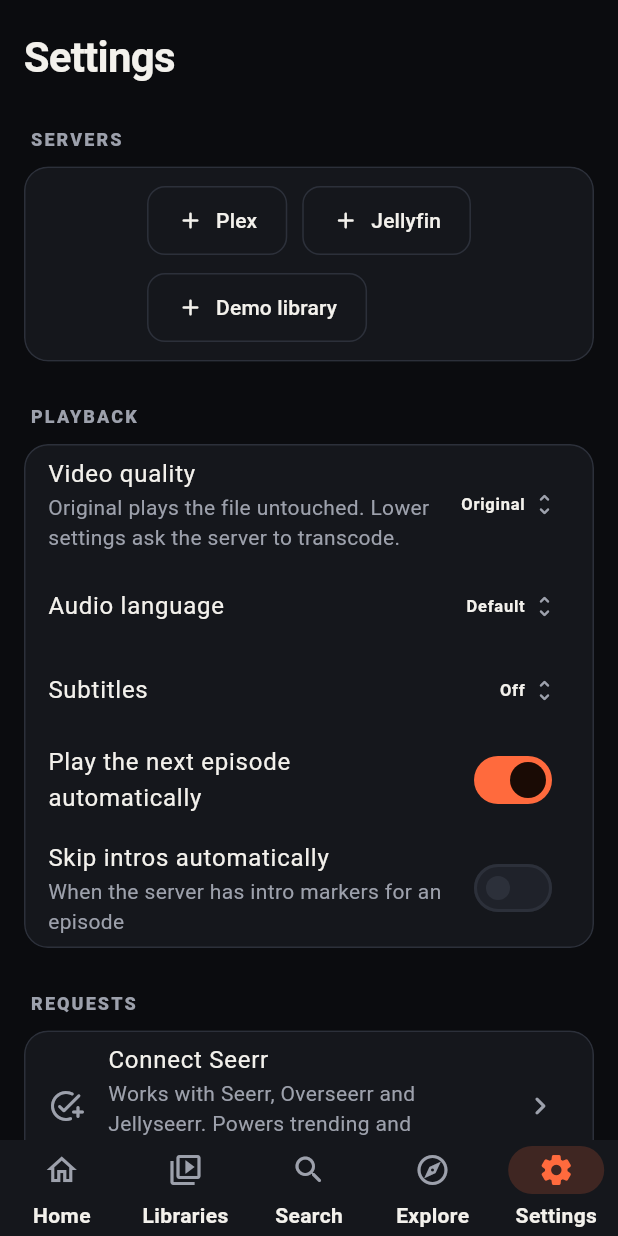
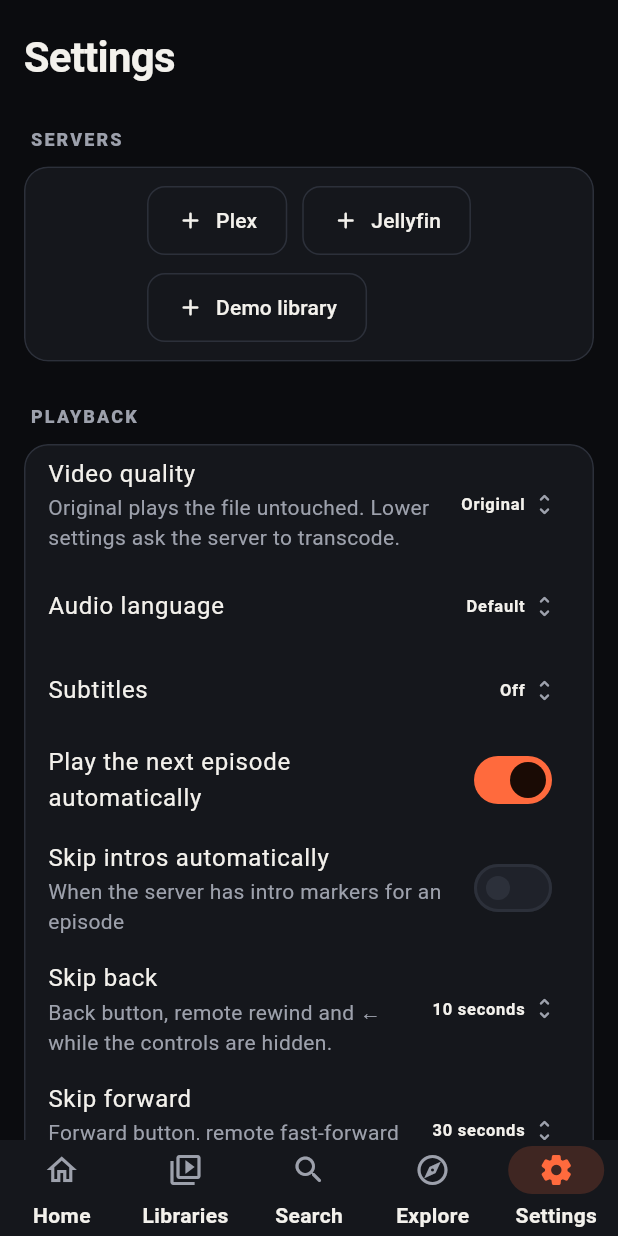
Before and after one commit to norton287/Marquee, a Flutter app: the SettingsScreen screen opened by its route, on a phone screen of 412 x 824 dp. Run offline on Flutter 3.47's test engine with Material 3 defaults, Android fonts, the phone set to English and light mode, and no system bars; our stand-ins replace cached_network_image, device_info_plus, dio, flutter_riverpod, flutter_secure_storage, go_router and 1 more; missing offline and left inert: floating, media_kit, media_kit_video, window_manager; accounts and stored records are empty.

Commit message:
Add skip back / skip forward length settings
Settings → Playback gains Skip back (default 10 s) and Skip forward
(default 30 s), each 5/10/15/20/30/45/60 s. They drive the on-screen
buttons, remote rewind / fast-forward, ←/→ with the controls hidden,
mobile double-tap and the scrubber's arrow-key steps. SkipIcon uses
Material's numbered icons for 5/10/30 and draws the number otherwise.

Co-Authored-By: Claude Opus 5.5 <noreply@anthropic.com>

```diff
--- a/lib/core/storage.dart
+++ b/lib/core/storage.dart
@@ -21,7 +21,12 @@ class AppSettings {
     this.seerrApiKey,
     this.seerrCookie,
     this.hiddenLibraries = const {},
+    this.skipBackSeconds = 10,
+    this.skipForwardSeconds = 30,
   });
+
+  /// Choices offered for [skipBackSeconds] and [skipForwardSeconds].
+  static const skipOptions = [5, 10, 15, 20, 30, 45, 60];
 
   /// null = original quality.
   final int? maxBitrateKbps;
@@ -40,6 +45,11 @@ class AppSettings {
   final String? seerrUrl;
   final String? seerrApiKey;
   final String? seerrCookie;
+
+  /// How far the player jumps back / forward: on-screen buttons, remote
+  /// rewind / fast-forward, ←/→ with the controls hidden, double-tap.
+  final int skipBackSeconds;
+  final int skipForwardSeconds;
 
   /// Library ids the user hid, per server id.
   final Map<String, Set<String>> hiddenLibraries;
@@ -78,6 +88,8 @@ class AppSettings {
     Object? seerrApiKey = _keep,
     Object? seerrCookie = _keep,
     Map<String, Set<String>>? hiddenLibraries,
+    int? skipBackSeconds,
+    int? skipForwardSeconds,
   }) =>
       AppSettings(
         maxBitrateKbps: maxBitrateKbps == _keep
@@ -99,6 +111,8 @@ class AppSettings {
         seerrCookie:
             seerrCookie == _keep ? this.seerrCookie : seerrCookie as String?,
         hiddenLibraries: hiddenLibraries ?? this.hiddenLibraries,
+        skipBackSeconds: skipBackSeconds ?? this.skipBackSeconds,
+        skipForwardSeconds: skipForwardSeconds ?? this.skipForwardSeconds,
       );
 
   Map<String, dynamic> toJson() => {
@@ -110,6 +124,8 @@ class AppSettings {
         'tvMode': tvMode,
         'trueBlack': trueBlack,
         'seerrUrl': seerrUrl,
+        'skipBackSeconds': skipBackSeconds,
+        'skipForwardSeconds': skipForwardSeconds,
         'hiddenLibraries': {
           for (final e in hiddenLibraries.entries) e.key: e.value.toList(),
         },
@@ -117,6 +133,12 @@ class AppSettings {
 
   Map<String, dynamic> secrets() =>
       {'seerrApiKey': seerrApiKey, 'seerrCookie': seerrCookie};
+
+  /// A saved skip length, or [fallback] if it's missing or not one we offer.
+  static int _skip(Object? v, int fallback) {
+    final s = asInt(v);
+    return s != null && skipOptions.contains(s) ? s : fallback;
+  }
 
   factory AppSettings.fromJson(
           Map<String, dynamic> j, Map<String, dynamic> secrets) =>
@@ -131,6 +153,8 @@ class AppSettings {
         seerrUrl: j['seerrUrl'] as String?,
         seerrApiKey: secrets['seerrApiKey'] as String?,
         seerrCookie: secrets['seerrCookie'] as String?,
+        skipBackSeconds: _skip(j['skipBackSeconds'], 10),
+        skipForwardSeconds: _skip(j['skipForwardSeconds'], 30),
         hiddenLibraries: {
           for (final e in ((j['hiddenLibraries'] as Map?) ?? const {}).entries)
             '${e.key}': {...((e.value as List?) ?? const []).map((v) => '$v')},
--- a/lib/ui/player/player_screen.dart
+++ b/lib/ui/player/player_screen.dart
@@ -552,6 +552,12 @@ class _PlayerScreenState extends ConsumerState<PlayerScreen> {
 
   void _seekBy(Duration delta) => _seekTo(_position.value + delta);
 
+  /// Skip lengths from Settings, read at the moment of the skip.
+  int get _backSeconds => ref.read(settingsProvider).skipBackSeconds;
+  int get _forwardSeconds => ref.read(settingsProvider).skipForwardSeconds;
+  void _skipBack() => _seekBy(Duration(seconds: -_backSeconds));
+  void _skipForward() => _seekBy(Duration(seconds: _forwardSeconds));
+
   int get _chapterIndex {
     var index = -1;
     for (var i = 0; i < _item.chapters.length; i++) {
@@ -647,12 +653,12 @@ class _PlayerScreenState extends ConsumerState<PlayerScreen> {
       return KeyEventResult.handled;
     }
     if (key == LogicalKeyboardKey.mediaFastForward) {
-      _seekBy(const Duration(seconds: 30));
+      _skipForward();
       _peekBar();
       return KeyEventResult.handled;
     }
     if (key == LogicalKeyboardKey.mediaRewind) {
-      _seekBy(const Duration(seconds: -10));
+      _skipBack();
       _peekBar();
       return KeyEventResult.handled;
     }
@@ -685,12 +691,12 @@ class _PlayerScreenState extends ConsumerState<PlayerScreen> {
       return KeyEventResult.ignored;
     }
     if (key == LogicalKeyboardKey.arrowLeft) {
-      _seekBy(const Duration(seconds: -10));
+      _skipBack();
       _peekBar();
       return KeyEventResult.handled;
     }
     if (key == LogicalKeyboardKey.arrowRight) {
-      _seekBy(const Duration(seconds: 10));
+      _skipForward();
       _peekBar();
       return KeyEventResult.handled;
     }
@@ -861,8 +867,10 @@ class _PlayerScreenState extends ConsumerState<PlayerScreen> {
                     ? (d) {
                         final left = d.localPosition.dx <
                             MediaQuery.sizeOf(context).width / 2;
-                        _seekBy(Duration(seconds: left ? -10 : 10));
-                        _showFlash(left ? '−10 s' : '+10 s');
+                        left ? _skipBack() : _skipForward();
+                        _showFlash(left
+                            ? '−$_backSeconds s'
+                            : '+$_forwardSeconds s');
                       }
                     : null,
                 onDoubleTap: _isMobile
@@ -1027,6 +1035,9 @@ class _PlayerScreenState extends ConsumerState<PlayerScreen> {
   }
 
   Widget _overlay() {
+    // Watched so the buttons relabel if Settings change mid-playback.
+    final skip = ref.watch(settingsProvider.select(
+        (s) => (back: s.skipBackSeconds, forward: s.skipForwardSeconds)));
     final source = _source;
     final chapters = _item.chapters;
     final bottomBar = Padding(
@@ -1041,6 +1052,8 @@ class _PlayerScreenState extends ConsumerState<PlayerScreen> {
             chapters: [for (final c in chapters) c.start],
             onSeek: _seekTo,
             onInteract: _armHide,
+            step: Duration(seconds: skip.forward),
+            backStep: Duration(seconds: skip.back),
           ),
           if (_controls)
             Row(
@@ -1212,11 +1225,12 @@ class _PlayerScreenState extends ConsumerState<PlayerScreen> {
                       mainAxisSize: MainAxisSize.min,
                       children: [
                         PlayerButton(
-                          icon: Icons.replay_10_rounded,
-                          tooltip: 'Back 10 seconds',
+                          icon: Icons.replay_rounded,
+                          iconWidget: SkipIcon(
+                              seconds: skip.back, forward: false, size: 34),
+                          tooltip: 'Back ${skip.back} seconds',
                           size: 34,
-                          onPressed: () =>
-                              _seekBy(const Duration(seconds: -10)),
+                          onPressed: _skipBack,
                         ),
                         const SizedBox(width: 28),
                         PlayerButton(
@@ -1231,11 +1245,12 @@ class _PlayerScreenState extends ConsumerState<PlayerScreen> {
                         ),
                         const SizedBox(width: 28),
                         PlayerButton(
-                          icon: Icons.forward_30_rounded,
-                          tooltip: 'Forward 30 seconds',
+                          icon: Icons.replay_rounded,
+                          iconWidget: SkipIcon(
+                              seconds: skip.forward, forward: true, size: 34),
+                          tooltip: 'Forward ${skip.forward} seconds',
                           size: 34,
-                          onPressed: () =>
-                              _seekBy(const Duration(seconds: 30)),
+                          onPressed: _skipForward,
                         ),
                       ],
                     ),
--- a/lib/ui/settings_screen.dart
+++ b/lib/ui/settings_screen.dart
@@ -6,6 +6,7 @@ import '../core/backend.dart';
 import '../core/models.dart';
 import '../core/providers.dart';
 import '../core/seerr.dart';
+import '../core/storage.dart';
 import 'add_server_screen.dart';
 import 'libraries_screen.dart';
 import 'theme.dart';
@@ -175,6 +176,30 @@ class SettingsScreen extends ConsumerWidget {
                     value: settings.autoSkipIntro,
                     onChanged: (v) =>
                         notifier.change((s) => s.copyWith(autoSkipIntro: v)),
+                  ),
+                  _Choice<int>(
+                    title: 'Skip back',
+                    subtitle: 'Back button, remote rewind and ← while '
+                        'the controls are hidden.',
+                    value: settings.skipBackSeconds,
+                    options: [
+                      for (final n in AppSettings.skipOptions)
+                        (n, '$n seconds')
+                    ],
+                    onChanged: (v) => notifier
+                        .change((s) => s.copyWith(skipBackSeconds: v)),
+                  ),
+                  _Choice<int>(
+                    title: 'Skip forward',
+                    subtitle: 'Forward button, remote fast-forward and → '
+                        'while the controls are hidden.',
+                    value: settings.skipForwardSeconds,
+                    options: [
+                      for (final n in AppSettings.skipOptions)
+                        (n, '$n seconds')
+                    ],
+                    onChanged: (v) => notifier
+                        .change((s) => s.copyWith(skipForwardSeconds: v)),
                   ),
                 ]),
                 const _Heading('Requests'),
```
Also changed, not shown: lib/ui/player/player_widgets.dart (+64 -2 lines).
